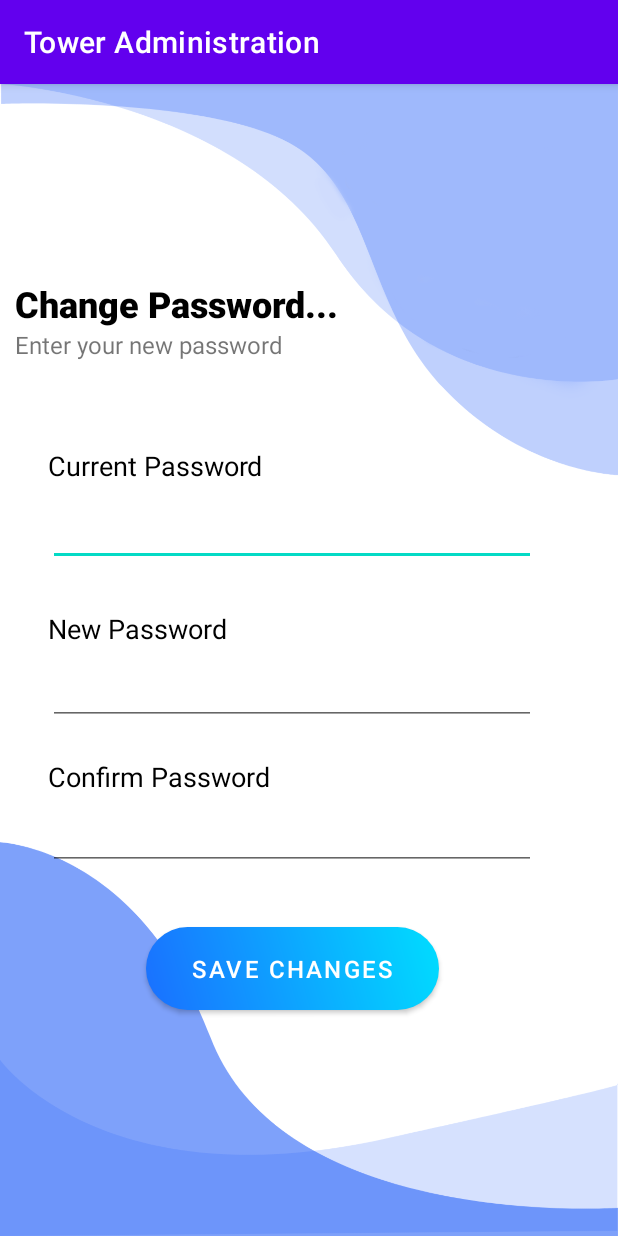
After one commit to WasemAljundy/Tower-App-API, an Android app: the ChangePasswordActivity screen opened directly, with no data from a screen before it, on a phone screen of 412 x 824 dp. The commit adds this screen. Run offline under Robolectric (Android 15) with nearby library versions, the phone set to English and light mode, and no system bars; our stand-ins replace sdp/ssp sizes; libraries missing offline, so code that uses them is left out: com.shashank.sony; network calls fail.

Commit message:
project done, ready to go

```diff
--- a/app/build.gradle
+++ b/app/build.gradle
@@ -44,6 +44,7 @@ dependencies {
     implementation 'io.github.shashank02051997:FancyToast:2.0.1'               // Custom Toast
     implementation 'com.intuit.sdp:sdp-android:1.1.0'                          // sdp
     implementation 'com.wdullaer:materialdatetimepicker:4.2.3'                 // Date picker
+    implementation 'com.daimajia.androidanimations:library:2.4@aar'            // animation
 
     testImplementation 'junit:junit:4.13.2'
     androidTestImplementation 'androidx.test.ext:junit:1.1.5'
--- /dev/null
+++ b/app/src/main/java/com/wasem/tower_administration/Views/ChangePasswordActivity.java
@@ -0,0 +1,68 @@
+package com.wasem.tower_administration.Views;
+
+import androidx.appcompat.app.AppCompatActivity;
+
+import android.os.Bundle;
+import android.view.View;
+import android.widget.Toast;
+
+import com.shashank.sony.fancytoastlib.FancyToast;
+import com.wasem.tower_administration.Api.controllers.AuthApiController;
+import com.wasem.tower_administration.R;
+import com.wasem.tower_administration.databinding.ActivityChangePasswordBinding;
+import com.wasem.tower_administration.interfaces.ProcessCallback;
+
+public class ChangePasswordActivity extends AppCompatActivity implements View.OnClickListener {
+    ActivityChangePasswordBinding binding;
+    AuthApiController authApiController = new AuthApiController();
+    @Override
+    protected void onCreate(Bundle savedInstanceState) {
+        super.onCreate(savedInstanceState);
+        binding = ActivityChangePasswordBinding.inflate(getLayoutInflater());
+        setContentView(binding.getRoot());
+        initializeView();
+    }
+
+    private void initializeView(){
+        setOnClickListeners();
+    }
+
+    private void setOnClickListeners(){
+        binding.btnSaveChangePassword.setOnClickListener(this);
+    }
+
+    @Override
+    public void onClick(View view) {
+        if (view.getId() == R.id.btn_save_change_password) {
+            performResetPassword();
+        }
+    }
+
+    private void performResetPassword(){
+        if (checkPasswordMatch()){
+            changePassword();
+        }
+    }
+
+    private boolean checkPasswordMatch(){
+        if (binding.etNewPassword.getText().toString().trim().equals(binding.etNewConfirmPassword.getText().toString().trim())) {
+            return true;
+        }
+        FancyToast.makeText(this,"Passwords didn't match!", Toast.LENGTH_SHORT,FancyToast.ERROR,false).show();
+        return false;
+    }
+
+    private void changePassword() {
+        authApiController.changePassword(binding.etCurrentPassword.getText().toString(), binding.etNewPassword.getText().toString(), binding.etNewConfirmPassword.getText().toString(), new ProcessCallback() {
+            @Override
+            public void onSuccess(String message) {
+                FancyToast.makeText(getApplicationContext(),message, Toast.LENGTH_SHORT,FancyToast.SUCCESS,false).show();
+            }
+
+            @Override
+            public void onFailure(String message) {
+                FancyToast.makeText(getApplicationContext(),message, Toast.LENGTH_SHORT,FancyToast.ERROR,false).show();
+            }
+        });
+    }
+}
--- a/app/src/main/java/com/wasem/tower_administration/Views/MainActivity.java
+++ b/app/src/main/java/com/wasem/tower_administration/Views/MainActivity.java
@@ -80,6 +80,10 @@ public class MainActivity extends AppCompatActivity {
             Intent intent = new Intent(getApplicationContext(),AdvertisementActivity.class);
             startActivity(intent);
         }
+        else if (item.getItemId() == R.id.menu_change_password_activity) {
+            Intent intent = new Intent(getApplicationContext(),ChangePasswordActivity.class);
+            startActivity(intent);
+        }
         return super.onOptionsItemSelected(item);
     }
 
--- /dev/null
+++ b/app/src/main/res/layout/activity_change_password.xml
@@ -0,0 +1,128 @@
+<?xml version="1.0" encoding="utf-8"?>
+<androidx.constraintlayout.widget.ConstraintLayout xmlns:android="http://schemas.android.com/apk/res/android"
+    xmlns:app="http://schemas.android.com/apk/res-auto"
+    xmlns:tools="http://schemas.android.com/tools"
+    android:layout_width="match_parent"
+    android:layout_height="match_parent"
+    android:background="@drawable/login_bk_blue"
+    tools:context=".Views.ChangePasswordActivity">
+
+    <TextView
+        android:id="@+id/tv_welcome_password_reset"
+        android:layout_width="wrap_content"
+        android:layout_height="wrap_content"
+        android:layout_marginTop="@dimen/_100sdp"
+        android:fontFamily="sans-serif-black"
+        android:text="Change Password..."
+        android:textColor="@color/black"
+        android:textSize="24sp"
+        app:layout_constraintEnd_toEndOf="parent"
+        app:layout_constraintHorizontal_bias="0.05"
+        app:layout_constraintStart_toStartOf="parent"
+        app:layout_constraintTop_toTopOf="parent" />
+
+    <TextView
+        android:id="@+id/tv_enter_welcome_password_reset"
+        android:layout_width="wrap_content"
+        android:layout_height="wrap_content"
+        android:text="Enter your new password"
+        android:textSize="16sp"
+        app:layout_constraintEnd_toEndOf="@+id/tv_welcome_password_reset"
+        app:layout_constraintHorizontal_bias="0.0"
+        app:layout_constraintStart_toStartOf="@+id/tv_welcome_password_reset"
+        app:layout_constraintTop_toBottomOf="@+id/tv_welcome_password_reset" />
+
+    <TextView
+        android:id="@+id/tv_current_password_text"
+        android:layout_width="wrap_content"
+        android:layout_height="wrap_content"
+        android:text="Current Password"
+        android:textColor="@color/black"
+        android:textSize="18sp"
+        app:layout_constraintBottom_toBottomOf="parent"
+        app:layout_constraintEnd_toEndOf="@+id/tv_enter_welcome_password_reset"
+        app:layout_constraintHorizontal_bias="0.7"
+        app:layout_constraintStart_toStartOf="parent"
+        app:layout_constraintTop_toBottomOf="@+id/tv_enter_welcome_password_reset"
+        app:layout_constraintVertical_bias="0.103" />
+
+    <EditText
+        android:id="@+id/et_current_password"
+        android:layout_width="@dimen/_250sdp"
+        android:layout_height="wrap_content"
+        android:inputType="textPassword"
+        app:layout_constraintBottom_toBottomOf="parent"
+        app:layout_constraintEnd_toEndOf="parent"
+        app:layout_constraintHorizontal_bias="0.0"
+        app:layout_constraintStart_toStartOf="@+id/tv_current_password_text"
+        app:layout_constraintTop_toBottomOf="@+id/tv_current_password_text"
+        app:layout_constraintVertical_bias="0.02" />
+
+    <TextView
+        android:id="@+id/tv_new_password_text"
+        android:layout_width="wrap_content"
+        android:layout_height="wrap_content"
+        android:text="New Password"
+        android:textColor="@color/black"
+        android:textSize="18sp"
+        app:layout_constraintBottom_toBottomOf="parent"
+        app:layout_constraintEnd_toEndOf="parent"
+        app:layout_constraintHorizontal_bias="0.0"
+        app:layout_constraintStart_toStartOf="@+id/et_current_password"
+        app:layout_constraintTop_toBottomOf="@+id/et_current_password"
+        app:layout_constraintVertical_bias="0.07" />
+
+    <EditText
+        android:id="@+id/et_new_password"
+        android:layout_width="@dimen/_250sdp"
+        android:layout_height="wrap_content"
+        android:inputType="textPassword"
+        app:layout_constraintBottom_toBottomOf="parent"
+        app:layout_constraintEnd_toEndOf="parent"
+        app:layout_constraintHorizontal_bias="0.0"
+        app:layout_constraintStart_toStartOf="@+id/tv_current_password_text"
+        app:layout_constraintTop_toBottomOf="@+id/tv_new_password_text"
+        app:layout_constraintVertical_bias="0.02" />
+
+    <TextView
+        android:id="@+id/tv_new_password_confirm_text"
+        android:layout_width="wrap_content"
+        android:layout_height="wrap_content"
+        android:text="Confirm Password"
+        android:textColor="@color/black"
+        android:textSize="18sp"
+        app:layout_constraintBottom_toBottomOf="parent"
+        app:layout_constraintEnd_toEndOf="parent"
+        app:layout_constraintHorizontal_bias="0.0"
+        app:layout_constraintStart_toStartOf="@+id/et_current_password"
+        app:layout_constraintTop_toBottomOf="@+id/et_new_password"
+        app:layout_constraintVertical_bias="0.07" />
+
+    <EditText
+        android:id="@+id/et_new_confirm_password"
+        android:layout_width="@dimen/_250sdp"
+        android:layout_height="wrap_content"
+        android:inputType="textPassword"
+        app:layout_constraintBottom_toBottomOf="parent"
+        app:layout_constraintEnd_toEndOf="parent"
+        app:layout_constraintHorizontal_bias="0.0"
+        app:layout_constraintStart_toStartOf="@+id/tv_current_password_text"
+        app:layout_constraintTop_toBottomOf="@+id/tv_new_password_confirm_text"
+        app:layout_constraintVertical_bias="0.02" />
+
+    <Button
+        android:id="@+id/btn_save_change_password"
+        android:layout_width="@dimen/_150sdp"
+        android:layout_height="wrap_content"
+        android:background="@drawable/btn_shape"
+        android:text="Save Changes"
+        android:textSize="16sp"
+        app:backgroundTint="@null"
+        app:layout_constraintBottom_toBottomOf="parent"
+        app:layout_constraintEnd_toEndOf="@+id/et_new_confirm_password"
+        app:layout_constraintHorizontal_bias="0.5"
+        app:layout_constraintStart_toStartOf="@+id/et_new_confirm_password"
+        app:layout_constraintTop_toBottomOf="@+id/et_new_confirm_password"
+        app:layout_constraintVertical_bias="0.2" />
+
+</androidx.constraintlayout.widget.ConstraintLayout>
--- a/app/src/main/res/layout/activity_reset_password.xml
+++ b/app/src/main/res/layout/activity_reset_password.xml
@@ -17,7 +17,7 @@
         android:textColor="@color/black"
         android:textSize="24sp"
         app:layout_constraintEnd_toEndOf="parent"
-        app:layout_constraintHorizontal_bias="0.051"
+        app:layout_constraintHorizontal_bias="0.05"
         app:layout_constraintStart_toStartOf="parent"
         app:layout_constraintTop_toTopOf="parent" />
 
--- a/app/src/main/res/menu/main_menu.xml
+++ b/app/src/main/res/menu/main_menu.xml
@@ -18,6 +18,10 @@
         android:id="@+id/menu_advertisement_activity"
         app:showAsAction="never" />
     <item
+        android:title="Change Password"
+        android:id="@+id/menu_change_password_activity"
+        app:showAsAction="never" />
+    <item
         android:title="Logout"
         android:id="@+id/menu_logout"
         app:showAsAction="never" />
```
Also changed, not shown: app/src/main/AndroidManifest.xml (+8 -0 lines), app/src/main/java/com/wasem/tower_administration/Views/AddAdvertisementActivity.java (+12 -6 lines), app/src/main/java/com/wasem/tower_administration/Views/LoginActivity.java (+4 -14 lines), app/src/main/java/com/wasem/tower_administration/Views/SplashActivity.java (+8 -1 lines), app/src/main/res/layout/activity_login.xml (+11 -13 lines), app/src/main/res/layout/activity_splash.xml (+29 -5 lines).
